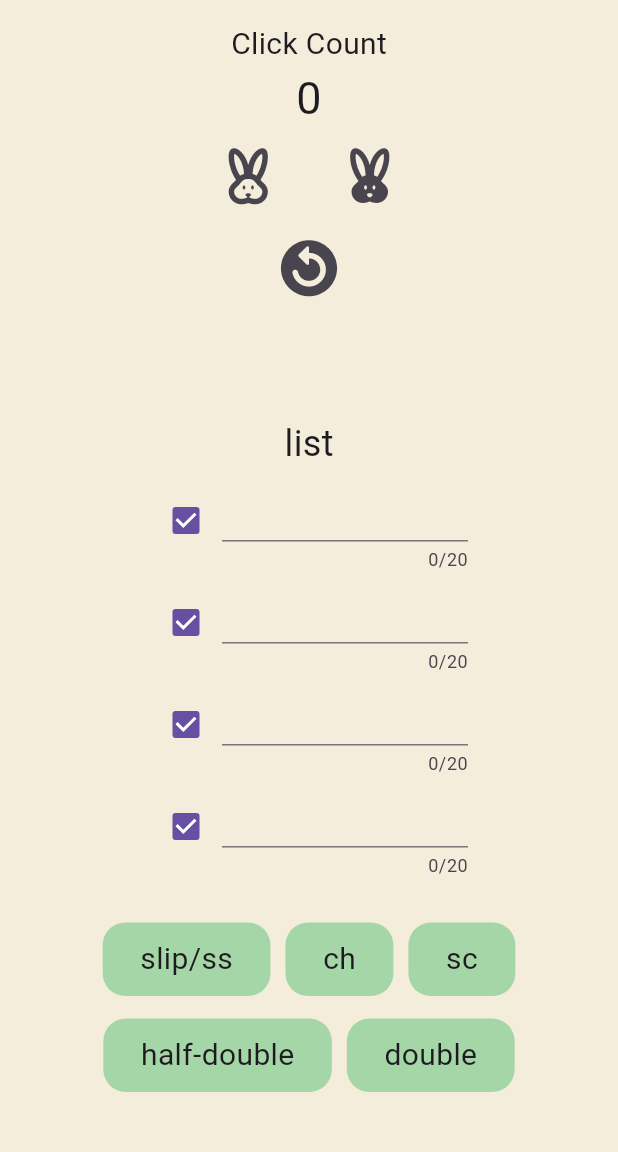
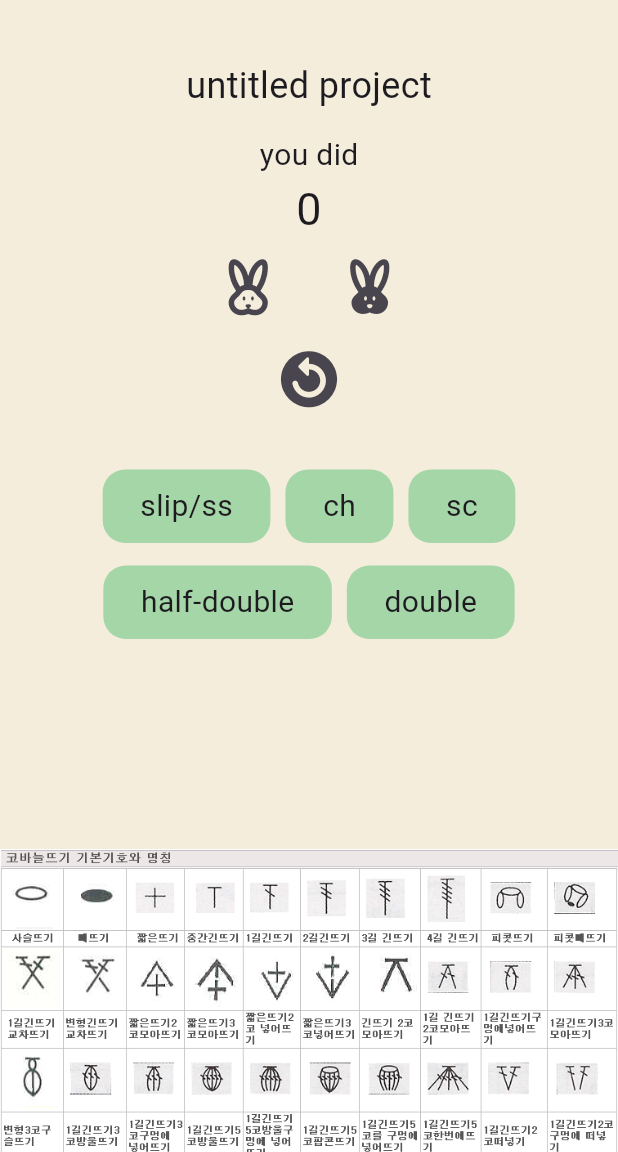
Before and after one commit to goeunleee/SimpleCrochetCounter, a Flutter app: the screen it shows after launch, on a phone screen of 412 x 824 dp, the part 84-1236 px from its top. Run offline on Flutter 3.47's test engine with Material 3 defaults, Android fonts, the phone set to English and light mode, and no system bars; our stand-ins replace shared_preferences; missing offline and left inert: arrow, roulette; statements that could not run were skipped.

Commit message:
[feat]프로젝트 타이틀 기능 추가, 룰렛 편집기능 저장버튼 안보이는 오류 있음

```diff
--- a/lib/main.dart
+++ b/lib/main.dart
@@ -50,11 +50,45 @@ class _AppState extends State<App> with SingleTickerProviderStateMixin {
   late RouletteController _controller;
   late TextEditingController _textController;
   final bool _clockwise = true;
+
+  bool isEditingTitle = false;
+  String title = "";
+
+  List<String> slotTexts = [
+    "Item 1",
+    "Item 2",
+    "Item 3",
+    "Item 4",
+    "Item 5",
+    "Item 6"
+  ];
+
+  List<TextEditingController> slotControllers = []; // 여기서 선언
+
+  List<bool> isEditingSlot = [false, false, false, false, false, false];
+
+  final List<Color> colors = [
+    Colors.red.withOpacity(0.5),
+    Colors.green.withOpacity(0.5),
+    Colors.blue.withOpacity(0.5),
+    Colors.yellow.withOpacity(0.5),
+    Colors.amber.withOpacity(0.5),
+    Colors.indigo.withOpacity(0.5),
+  ];
+
   Future initPrefs() async {
     prefs = await SharedPreferences.getInstance();
 
     final prev = prefs.getInt("cnt");
     final memo = prefs.getString("memo1");
+
+    final savedTitle = prefs.getString("title");
+    if (savedTitle == null) {
+      title = "untitled project";
+    } else {
+      title = savedTitle;
+    }
+
     setState(() {});
     if (prev != null) {
       counter = prev;
@@ -66,21 +100,22 @@ class _AppState extends State<App> with SingleTickerProviderStateMixin {
     } else {
       text1 = memo;
     }
-    // print(prefs.getInt("cnt"));
+
     print("memo$memo");
     _textController = TextEditingController(text: text1);
   }
 
+  void saveTitle() async {
+    setState(() {
+      title = _textController.text.isEmpty ? "제목없음" : _textController.text;
+      isEditingTitle = false;
+    });
+    await prefs.setString("title", title);
+    print("Title saved: $title");
+  }
+
   int counter = 0;
   String text1 = "";
-  final colors = <Color>[
-    Colors.red.withAlpha(50),
-    Colors.green.withAlpha(30),
-    Colors.blue.withAlpha(70),
-    Colors.yellow.withAlpha(90),
-    Colors.amber.withAlpha(50),
-    Colors.indigo.withAlpha(70),
-  ];
 
   final icons = <IconData>[
     Icons.ac_unit,
@@ -91,40 +126,22 @@ class _AppState extends State<App> with SingleTickerProviderStateMixin {
     Icons.account_balance_wallet,
   ];
 
-  final images = <ImageProvider>[
-    // Use [AssetImage] if you have 2.0x, 3.0x images,
-    // We only have 1 exact image here
-    const ExactAssetImage("asset/gradient.jpg"),
-    const NetworkImage("https://picsum.photos/seed/example1/400"),
-    const ExactAssetImage("asset/gradient.jpg"),
-    const NetworkImage("https://bad.link.to.image"),
-    const ExactAssetImage("asset/gradient.jpg"),
-    const NetworkImage("https://picsum.photos/seed/example5/400"),
-    // MemoryImage(...)
-    // FileImage(...)
-    // ResizeImage(...)
-  ];
   @override
   void initState() {
     super.initState();
     setState(() {});
     initPrefs();
     assert(colors.length == icons.length);
-    assert(colors.length == images.length);
 
+    for (int i = 0; i < slotTexts.length; i++) {
+      slotControllers.add(TextEditingController(text: slotTexts[i]));
+    }
     _controller = RouletteController(
       vsync: this,
-      group: RouletteGroup.uniformImages(
-        colors.length,
-        colorBuilder: (index) => colors[index],
-        imageBuilder: (index) => images[index],
-        textBuilder: (index) {
-          if (index == 0) return 'i0';
-          return 'else';
-        },
-        styleBuilder: (index) {
-          return const TextStyle(color: Colors.black);
-        },
+      group: RouletteGroup.uniform(
+        slotTexts.length, // 슬롯 개수
+        colorBuilder: (index) => colors[index], // 슬롯 색상
+        textBuilder: (index) => slotTexts[index], //  슬롯 텍스트
       ),
     );
   }
@@ -161,6 +178,53 @@ class _AppState extends State<App> with SingleTickerProviderStateMixin {
     prefs.setInt("cnt", 0);
   }
 
+  // 슬롯 텍스트 편집 UI
+  Widget buildSlotEditor(int index) {
+    return isEditingSlot[index]
+        ? Padding(
+            padding: const EdgeInsets.symmetric(horizontal: 20.0),
+            child: Row(
+              children: [
+                Expanded(
+                  child: TextField(
+                    controller: slotControllers[index], // 각 슬롯의 컨트롤러 사용
+                    autofocus: true,
+                    onChanged: (newText) {
+                      setState(() {
+                        slotTexts[index] = newText; // 텍스트 변경 반영
+                      });
+                    },
+                  ),
+                ),
+                // 저장 버튼 추가
+                IconButton(
+                  icon: const Icon(Icons.save), // 저장 아이콘
+                  onPressed: () {
+                    setState(() {
+                      isEditingSlot[index] = false; // 편집 모드 종료
+                      // 변경된 텍스트를 저장
+                    });
+                  },
+                ),
+              ],
+            ),
+          )
+        : GestureDetector(
+            onTap: () {
+              setState(() {
+                isEditingSlot[index] = true; // 슬롯 편집 모드 활성화
+              });
+            },
+            child: Padding(
+              padding: const EdgeInsets.symmetric(vertical: 8.0),
+              child: Text(
+                slotTexts[index],
+                style: const TextStyle(fontSize: 16),
+              ),
+            ),
+          );
+  }
+
   @override
   Widget build(BuildContext context) {
     return MaterialApp(
@@ -178,11 +242,47 @@ class _AppState extends State<App> with SingleTickerProviderStateMixin {
             child: Column(
               mainAxisAlignment: MainAxisAlignment.center,
               children: [
-                  const SizedBox(
-                    height: 15,
+                const SizedBox(height: 40),
+
+                // 제목 수정
+                isEditingTitle
+                    ? Row(
+                        mainAxisAlignment: MainAxisAlignment.center,
+                        children: [
+                          Expanded(
+                            child: TextField(
+                              autofocus: true,
+                              onChanged: (newTitle) {
+                                title = newTitle;
+                              },
+                              controller: _textController,
                             ),
+                          ),
+                          IconButton(
+                            onPressed: saveTitle, // 저장 버튼
+                            icon: const Icon(Icons.save),
+                          ),
+                        ],
+                      )
+                    : GestureDetector(
+                        onTap: () {
+                          setState(() {
+                            isEditingTitle = true;
+                          });
+                        },
+                        child: Text(
+                          title.isEmpty ? "제목없음" : title,
+                          style: const TextStyle(
+                            fontSize: 24,
+                            fontWeight: FontWeight.normal,
+                          ),
+                        ),
+                      ),
+
+                const SizedBox(height: 15),
+
                 const Text(
-                    "Click Count",
+                  "you did",
                   style: TextStyle(
                     fontSize: 20,
                   ),
@@ -193,6 +293,8 @@ class _AppState extends State<App> with SingleTickerProviderStateMixin {
                     fontSize: 30,
                   ),
                 ),
+
+                // 카운터 버튼들
                 Row(
                   mainAxisAlignment: MainAxisAlignment.center,
                   children: [
@@ -211,85 +313,13 @@ class _AppState extends State<App> with SingleTickerProviderStateMixin {
                     ),
                   ],
                 ),
-                  // for (var n in numbers) Text('$n'),
+
                 IconButton(
                   onPressed: refresh,
                   iconSize: 45,
                   icon: const Icon(Icons.replay_circle_filled_rounded),
                 ),
-                  Form(
-                    child: Padding(
-                      padding: const EdgeInsets.symmetric(horizontal: 100),
-                      child: Column(
-                        children: [
-                          const SizedBox(
-                            height: 70,
-                          ),
-                          const Text(
-                            'list',
-                            style: TextStyle(fontSize: 24),
-                          ),
-                          Row(
-                            children: [
-                              Checkbox(
-                                value: true,
-                                onChanged: (val) {},
-                              ),
-                              Flexible(
-                                child: TextFormField(
-                                  controller: _textController,
-                                  onChanged: (text) {
-                                    //  prefs.setInt("cnt", 0);
-                                    // prefs.setString("memo1", text);
-                                  },
-                                  maxLength: 20,
-                                ),
-                              ),
-                            ],
-                          ),
-                          Row(
-                            children: [
-                              Checkbox(
-                                value: true,
-                                onChanged: (val) {},
-                              ),
-                              Flexible(
-                                child: TextFormField(
-                                  maxLength: 20,
-                                ),
-                              ),
-                            ],
-                          ),
-                          Row(
-                            children: [
-                              Checkbox(
-                                value: true,
-                                onChanged: (val) {},
-                              ),
-                              Flexible(
-                                child: TextFormField(
-                                  maxLength: 20,
-                                ),
-                              ),
-                            ],
-                          ),
-                          Row(
-                            children: [
-                              Checkbox(
-                                value: true,
-                                onChanged: (val) {},
-                              ),
-                              Flexible(
-                                child: TextFormField(
-                                  maxLength: 20,
-                                ),
-                              ),
-                            ],
-                          ),
-                        ],
-                      ),
-                    ),
-                  ),
+
                 const Padding(
                   padding: EdgeInsets.all(30),
                   child: Column(
@@ -322,25 +352,85 @@ class _AppState extends State<App> with SingleTickerProviderStateMixin {
                         ],
                       ),
                     ],
-                      )),
-                  Image.asset('assets/images/sign.png',
-                      width: 800, height: 550),
-                  const SizedBox(
-                    height: 100,
                   ),
-                  Roulette(controller: _controller),
+                ),
+
+                // 이미지 표시
+                Image.asset('assets/images/sign.png', width: 800, height: 550),
+
+                // 룰렛 표시 및 슬롯 텍스트 편집 가능
+                Stack(
+                  alignment: Alignment.center,
+                  children: [
+                    SizedBox(
+                      width: MediaQuery.of(context).size.width * 0.7,
+                      height: MediaQuery.of(context).size.width * 0.7,
+                      child: Roulette(
+                        controller: _controller,
+                      ),
+                    ),
+                    Positioned(
+                      top: -45,
+                      child: Transform.scale(
+                        scaleY: 1.5,
+                        scaleX: 0.7,
+                        child: const Icon(
+                          Icons.arrow_drop_down,
+                          size: 110,
+                          color: Colors.red,
+                        ),
+                      ),
+                    ),
+                    // click 버튼을 중앙에 배치
                     FloatingActionButton(
                       onPressed: () => _controller.rollTo(
                         3,
                         clockwise: _clockwise,
                         offset: _random.nextDouble(),
                       ),
-                    child: const Icon(Icons.refresh_rounded),
+                      shape: const CircleBorder(),
+                      child: const Text("click"),
                     ),
                   ],
                 ),
+                const SizedBox(height: 20),
+
+                Column(
+                  children: List.generate(slotTexts.length, (index) {
+                    return GestureDetector(
+                      onTap: () {
+                        setState(() {
+                          isEditingSlot[index] = true; // 슬롯 편집 모드 활성화
+                        });
+                      },
+                      child: isEditingSlot[index]
+                          ? TextField(
+                              controller:
+                                  TextEditingController(text: slotTexts[index]),
+                              autofocus: true,
+                              onSubmitted: (newText) {
+                                setState(() {
+                                  slotTexts[index] = newText.isEmpty
+                                      ? "Item ${index + 1}"
+                                      : newText; // 빈 값일 때 기본 텍스트로 설정
+                                  isEditingSlot[index] = false; // 편집 모드 종료
+                                });
+                              },
+                            )
+                          : Text(
+                              slotTexts[index],
+                              style: const TextStyle(fontSize: 16),
                             ),
-          )),
+                    );
+                  }),
+                ),
+
+                // 룰렛 돌리는 버튼
+              ],
+            ),
+          ),
+        ),
+      ),
     );
   }
 }
```
Lines whose indentation alone changed are shown as unchanged.
